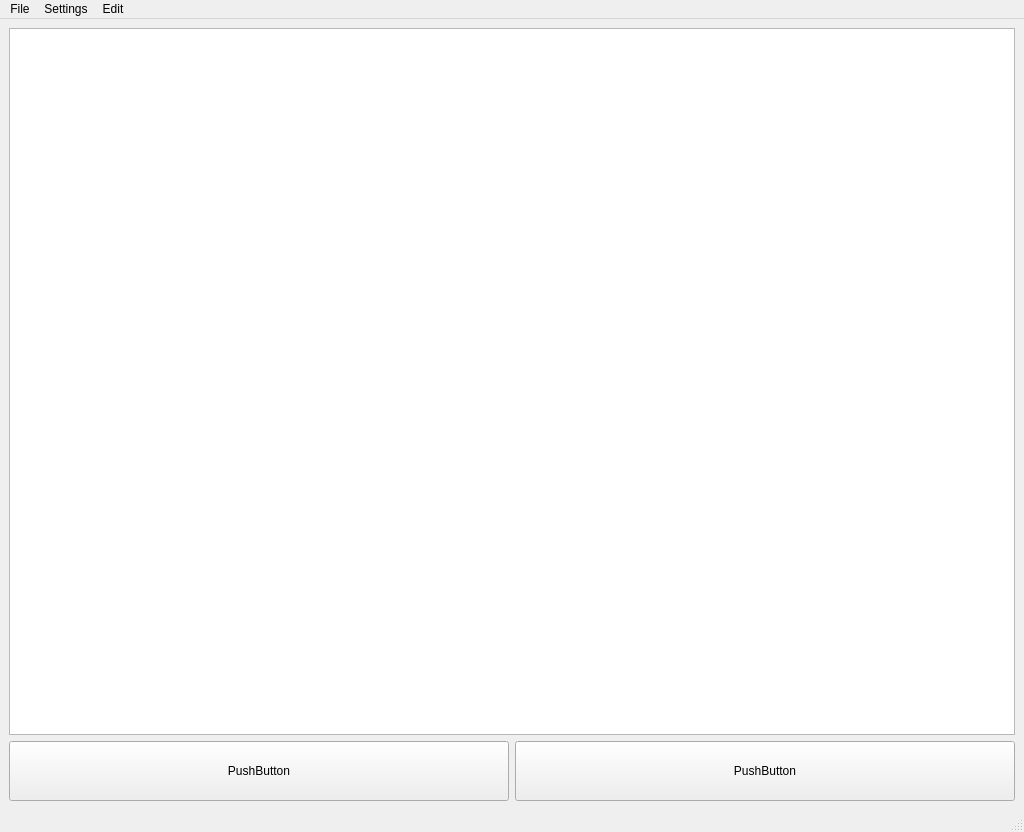
Old version of the form gui/ui/textEditor.ui in the repository Davipcrs/2DSNotepad.
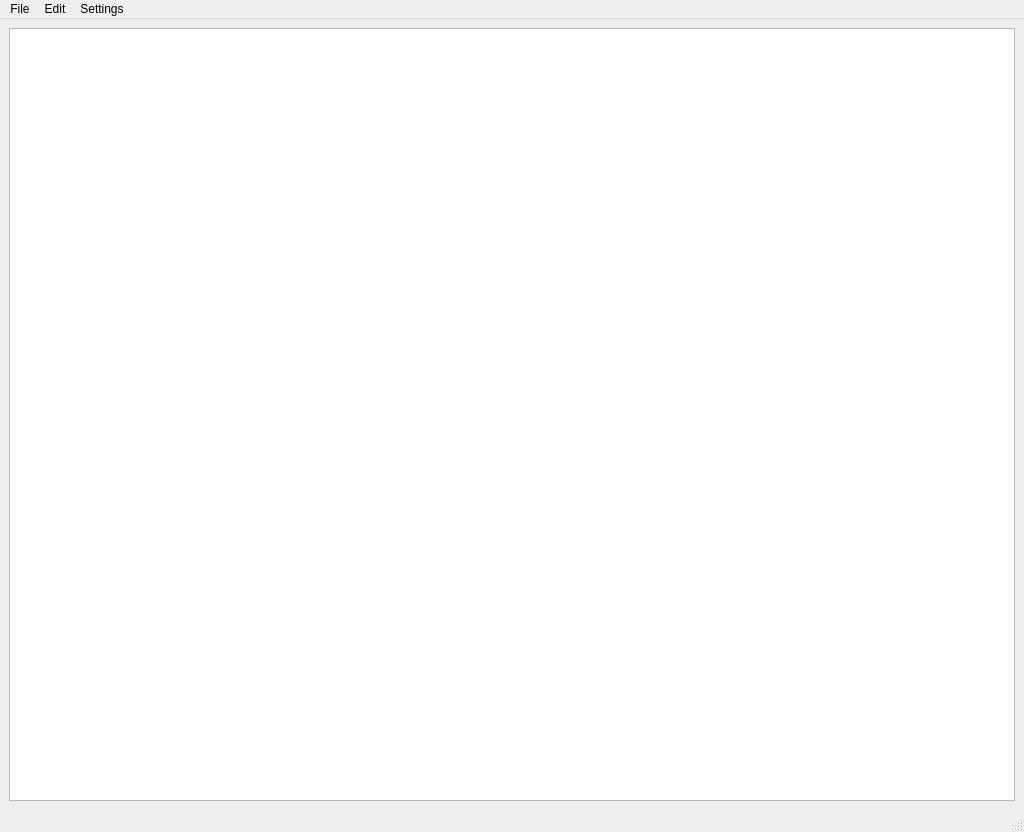
New version of the form.

The edit to the form file:
```diff
--- a/gui/ui/textEditor.ui
+++ b/gui/ui/textEditor.ui
@@ -24,46 +24,7 @@
        <widget class="QPlainTextEdit" name="mainEditor"/>
       </item>
       <item>
-       <layout class="QHBoxLayout" name="horizontalLayout">
-        <item>
-         <widget class="QPushButton" name="pushButton">
-          <property name="sizePolicy">
-           <sizepolicy hsizetype="MinimumExpanding" vsizetype="Minimum">
-            <horstretch>0</horstretch>
-            <verstretch>0</verstretch>
-           </sizepolicy>
-          </property>
-          <property name="minimumSize">
-           <size>
-            <width>250</width>
-            <height>60</height>
-           </size>
-          </property>
-          <property name="text">
-           <string>PushButton</string>
-          </property>
-         </widget>
-        </item>
-        <item>
-         <widget class="QPushButton" name="pushButton_2">
-          <property name="sizePolicy">
-           <sizepolicy hsizetype="MinimumExpanding" vsizetype="Fixed">
-            <horstretch>0</horstretch>
-            <verstretch>0</verstretch>
-           </sizepolicy>
-          </property>
-          <property name="minimumSize">
-           <size>
-            <width>250</width>
-            <height>60</height>
-           </size>
-          </property>
-          <property name="text">
-           <string>PushButton</string>
-          </property>
-         </widget>
-        </item>
-       </layout>
+       <layout class="QHBoxLayout" name="horizontalLayout"/>
       </item>
      </layout>
     </item>
@@ -98,8 +59,8 @@
     </property>
    </widget>
    <addaction name="menuFile"/>
-   <addaction name="menuSettings"/>
    <addaction name="menuEdit"/>
+   <addaction name="menuSettings"/>
   </widget>
   <widget class="QStatusBar" name="statusbar"/>
   <action name="actionSave">
```
Left out of the diff: 34 changed lines with no effect on the pictures.
